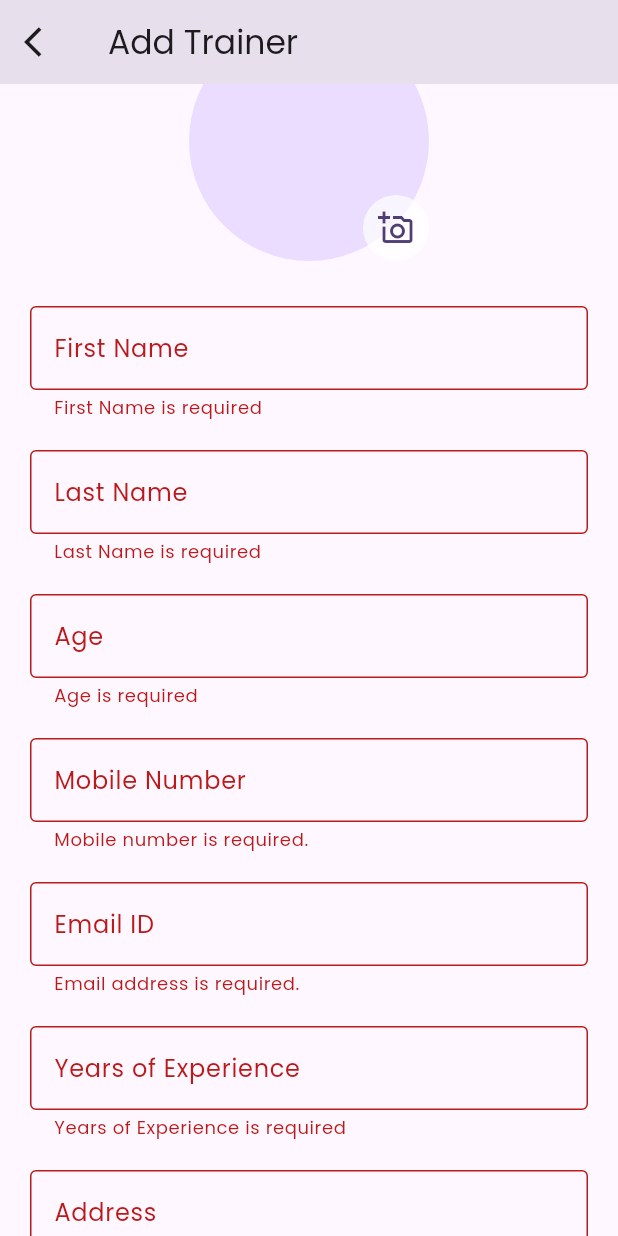
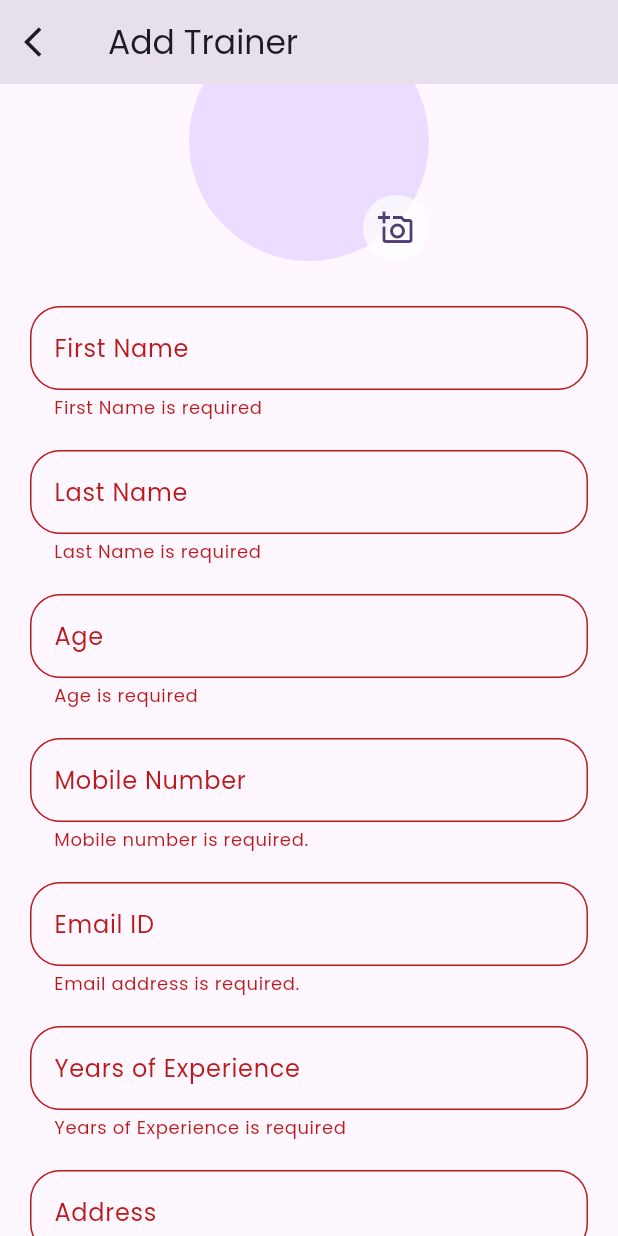
Before and after one commit to Surabhiprissoft/sahyog, a Flutter app: the AddTrainer screen opened directly, scrolled down 62 dp, after a tap on "Submit", on a phone screen of 412 x 824 dp. Run offline on Flutter 3.47's test engine with Material 3 defaults, Android fonts, the phone set to English and light mode, and no system bars; our stand-ins replace flutter_svg, get, google_fonts, image_picker, responsive_sizer, shared_preferences; missing offline and left inert: fab_circular_menu_plus; accounts and stored records are empty.

```diff
--- a/lib/controller/AddTrainerController.dart
+++ b/lib/controller/AddTrainerController.dart
@@ -1,6 +1,7 @@
 import 'package:flutter/material.dart';
 import 'package:get/get.dart';
 import 'package:image_picker/image_picker.dart';
+import 'package:sahyog/Screens/AdminDashboard.dart';
 import 'package:sahyog/model/RequestModel/AddTrainerRequestModel.dart';
 import 'package:sahyog/model/ResponseModel/TrainerTraineeResponseModel.dart';
 import 'package:sahyog/network/user_repository.dart';
@@ -56,25 +57,27 @@ class AddTrainerController extends GetxController
           lastName: lastNameController.text.toString(),
           gender: "Male",
           age: num.tryParse(ageController.text.toString()),
-          username: "",
-          password: "",
+          username: emailController.text.toString(),
+          password: "prismatic123",
           contact: mobileNumberController.text.toString(),
           email: emailController.text.toString(),
           address:addressController.text.toString(),
           role: 2,
-          photo: "",
+          photo: null,
           yearOfExperience:num.tryParse(yearsofExperienceController.text.toString())
 
         );
 
         print(addTrainerRequestModel);
         trainerresponseModel= await userRepository.addTrainer(addTrainerRequestModel);
-        if(trainerresponseModel.status==200){
-          Get.snackbar("Trainee Created!",trainerresponseModel.message.toString());
+        if(trainerresponseModel.status==201){
+          Get.snackbar("Trainer Created!",trainerresponseModel.message.toString(),snackPosition: SnackPosition.BOTTOM);
+          trainerFormKey.currentState!.reset();
+          Get.to(AdminDasboard());
         }
         else
         {
-          Get.snackbar("Something went wrong!",trainerresponseModel.message.toString());
+          Get.snackbar("Something went wrong!",trainerresponseModel.message.toString(),snackPosition: SnackPosition.BOTTOM);
         }
 
       }
--- a/lib/controller/LoginController.dart
+++ b/lib/controller/LoginController.dart
@@ -77,15 +77,15 @@ class LoginController extends GetxController
         );
 
         // Call the login method and await its result
-       // Get.to(AdminDasboard());
+        Get.to(AdminDasboard());
 
-        loginResponseModel= await userRepository.checkLogin(loginRequestModel);
+        /*loginResponseModel= await userRepository.checkLogin(loginRequestModel);
         if(loginResponseModel.status==200){
           Get.to(AdminDasboard());
         }
         else{
           Get.snackbar("Login Failed", loginResponseModel.message);
-        }
+        }*/
         // Construct SingleResponse object from the login response
 
 
--- a/lib/network/api_baseHelper.dart
+++ b/lib/network/api_baseHelper.dart
@@ -235,7 +235,8 @@ class ApiBaseHelper {
         throw BadRequestException(AppConstants.USER_EXISTS);
       case 500:
       default:
-        throw FetchDataException(AppConstants.INTERNAL_SERVER);
+      var responseJson = jsonDecode(utf8.decode(response.bodyBytes));
+      return responseJson;
     }
   }
 
--- a/lib/widgets/common_textfield.dart
+++ b/lib/widgets/common_textfield.dart
@@ -84,7 +84,9 @@ class InputTextFormField extends StatelessWidget {
     return TextFormField(
       decoration: InputDecoration(
         labelText: label,
-        border: OutlineInputBorder(),
+        border: OutlineInputBorder(
+          borderRadius: BorderRadius.all(Radius.circular(20.0)),
+        ),
       ),
       autovalidateMode: AutovalidateMode.onUserInteraction,
       keyboardType: keyboardType,
```
Also changed, not shown: lib/controller/AddTraineeController.dart (+8 -6 lines).
